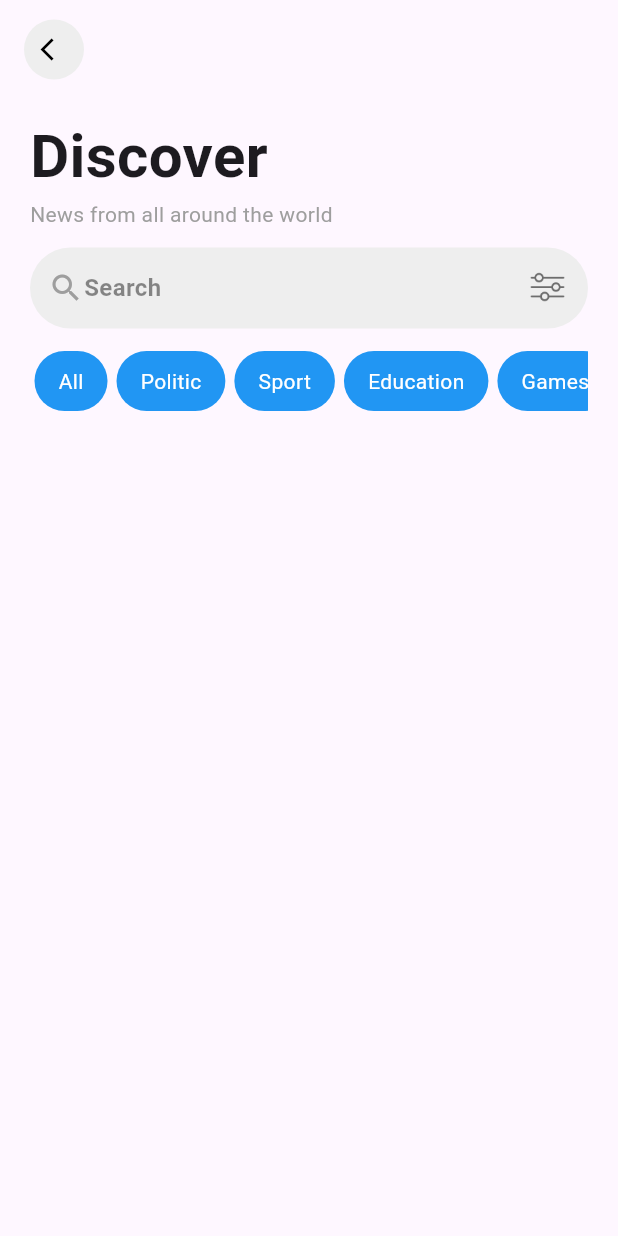
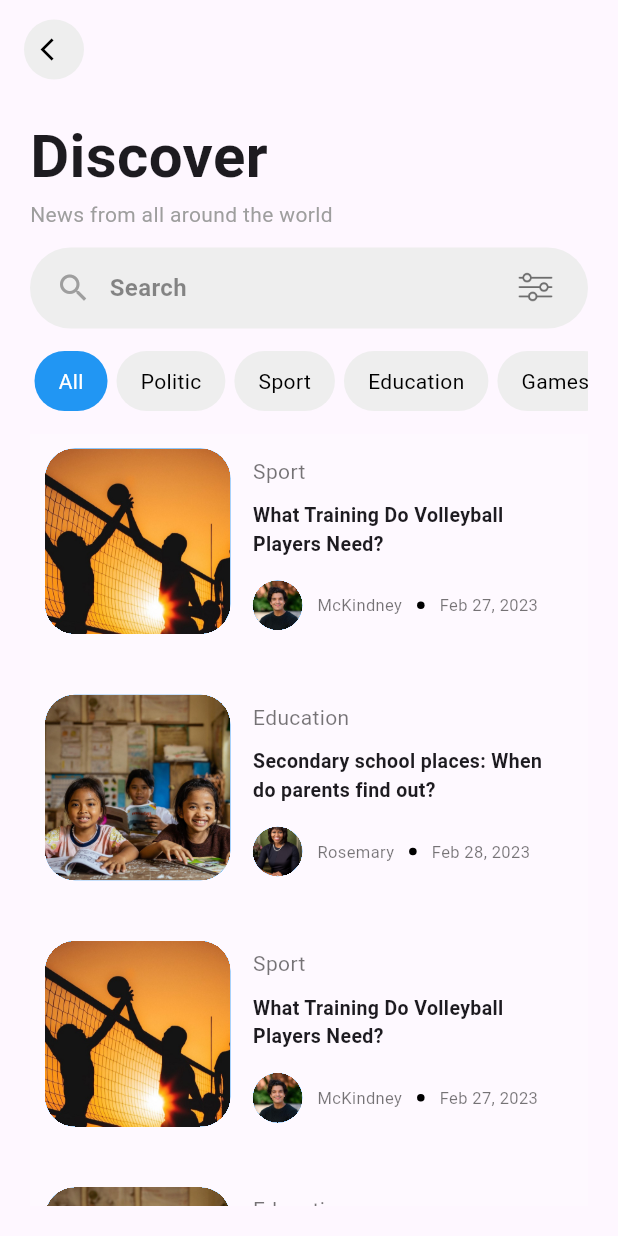
Before and after one commit to raneemkhalil/flutter_project, a Flutter app: the screen it shows after launch, on a phone screen of 412 x 824 dp. Run offline on Flutter 3.47's test engine with Material 2 defaults, Android fonts, the phone set to English and light mode, and no system bars.

Commit message:
create news screen

```diff
--- /dev/null
+++ b/lib/containers/news_container.dart
@@ -0,0 +1,102 @@
+import 'package:flutter/material.dart';
+import 'package:myapp/containers/news_title.dart';
+
+class NewsContainer extends StatelessWidget{
+  final category;
+  final picture;
+  final title;
+  final personalPic;
+  final auther;
+  final date;
+
+  const NewsContainer({super.key, required this.category,
+   required this.picture, required this.title, required this.personalPic,
+   required this.auther, required this.date
+  });
+
+  @override
+  Widget build(BuildContext context){
+    return Container(
+      padding: EdgeInsets.all(10),
+      decoration: BoxDecoration(
+        color: Colors.white24,
+      ),
+      child: Row(
+        crossAxisAlignment: CrossAxisAlignment.start,
+        children: [
+          Container(
+            width: MediaQuery.of(context).size.width * 0.3,
+            height: MediaQuery.of(context).size.width * 0.3,
+            clipBehavior: Clip.hardEdge,
+            decoration: BoxDecoration(
+              borderRadius: BorderRadius.circular(20),
+              color: Colors.blue,
+            ),
+            child: Image(
+              image: AssetImage(picture),
+              fit: BoxFit.cover,
+              width: double.infinity,
+            ),
+          ),
+          Container(
+            padding: EdgeInsets.only(left:15, top:5),
+            width: MediaQuery.of(context).size.width * 0.51,
+            height: MediaQuery.of(context).size.width * 0.35,
+            child: Column(
+              crossAxisAlignment: CrossAxisAlignment.start,
+              children: [
+                Text(
+                  category,
+                  style: TextStyle(
+                    color: Colors.black54,
+                  )
+                ),
+                SizedBox(height: 10),
+                Text(
+                  title,
+                  style: TextStyle(
+                    fontWeight: FontWeight.bold,
+                    fontSize: 13,
+                  )
+                ),
+                SizedBox(height: 15),
+                Row(
+                  children: [
+                    Container(
+                      width: MediaQuery.of(context).size.width * 0.08,
+                      height: MediaQuery.of(context).size.width * 0.08,
+                      clipBehavior: Clip.hardEdge,
+                      decoration: BoxDecoration(
+                        shape: BoxShape.circle,
+                        color: Colors.blue
+                      ),
+                      child: Image(
+                        image: AssetImage(
+                          personalPic
+                        ),
+                        fit: BoxFit.cover
+                      )
+                    ),
+                    SizedBox(width: 10),
+                    Text(auther, style: TextStyle(fontSize: 11, color: Colors.black54)),
+                    SizedBox(width: 10),
+                    Container(
+                      width: 5,
+                      height: 5,
+                      decoration: BoxDecoration(
+                        color: Colors.black,
+                        shape: BoxShape.circle,
+                      )
+                    ),
+                    SizedBox(width: 10),
+                    Text(date, style: TextStyle(fontSize: 11, color: Colors.black54)),
+                  ]
+                )
+              ]
+            )
+          )
+        ]
+      )
+    );
+  }
+}
--- /dev/null
+++ b/lib/containers/text_container.dart
@@ -0,0 +1,36 @@
+import 'package:flutter/material.dart';
+
+class TextContainer extends StatelessWidget{
+  final String title;
+  final String isActive;
+  final void Function() onTap;
+
+  final Map activeColors = const {
+    'true': [Colors.white, Colors.blue],
+    'false': [Colors.black, Color(0xFFEEEEEE)]
+  };
+
+  const TextContainer({super.key, required this.title, required this.isActive, required this.onTap});
+
+  @override
+  Widget build(BuildContext context){
+    return GestureDetector(
+      onTap: onTap,
+      child: Container(
+        padding: const EdgeInsets.symmetric(vertical: 10, horizontal: 16),
+        margin: const EdgeInsets.all(3),
+        decoration: BoxDecoration(
+          color: activeColors[isActive][1],
+          borderRadius: BorderRadius.circular(30)
+        ),
+        child: Text(
+          title,
+          style: TextStyle(
+            color: activeColors[isActive][0],
+            fontSize: 14,
+          ),
+        ),
+      )
+    );
+  }
+}
--- a/lib/my_home_page.dart
+++ b/lib/my_home_page.dart
@@ -1,8 +1,71 @@
 import 'package:flutter/material.dart';
-import 'package:myapp/text_container.dart';
+import 'package:myapp/containers/text_container.dart';
+import 'package:myapp/containers/news_container.dart';
 
 class MyHomePage extends StatelessWidget {
   const MyHomePage({super.key});
+
+  final List<Map> titles = const [
+    const {'title': 'All', 'isActive': 'true'},
+    const {'title': 'Politic', 'isActive': 'false'},
+    const {'title': 'Sport', 'isActive': 'false'},
+    const {'title': 'Education', 'isActive': 'false'},
+    const {'title': 'Games', 'isActive': 'false'},
+    const {'title': 'cooking', 'isActive': 'false'},
+    const {'title': 'Fasions', 'isActive': 'false'},
+    const {'title': 'Projects', 'isActive': 'false'}
+  ];
+
+  final List<Map> details = const [
+    {
+      'category': 'Sport',
+      'picture': 'assets/images/sports/volleyball.jpeg',
+      'title': 'What Training Do Volleyball Players Need?',
+      'auther': 'McKindney',
+      'personal_pic': 'assets/images/people/p-5.jpeg',
+      'deploy_date': 'Feb 27, 2023',
+    },
+    {
+      'category': 'Education',
+      'picture': 'assets/images/educations/kids_edu.jpeg',
+      'title': 'Secondary school places: When do parents find out?',
+      'auther': 'Rosemary',
+      'personal_pic': 'assets/images/people/lady.jpeg',
+      'deploy_date': 'Feb 28, 2023',
+    },
+    {
+      'category': 'Sport',
+      'picture': 'assets/images/sports/volleyball.jpeg',
+      'title': 'What Training Do Volleyball Players Need?',
+      'auther': 'McKindney',
+      'personal_pic': 'assets/images/people/p-5.jpeg',
+      'deploy_date': 'Feb 27, 2023',
+    },
+    {
+      'category': 'Education',
+      'picture': 'assets/images/educations/kids_edu.jpeg',
+      'title': 'Secondary school places: When do parents find out?',
+      'auther': 'Rosemary',
+      'personal_pic': 'assets/images/people/lady.jpeg',
+      'deploy_date': 'Feb 28, 2023',
+    },
+    {
+      'category': 'Sport',
+      'picture': 'assets/images/sports/volleyball.jpeg',
+      'title': 'What Training Do Volleyball Players Need?',
+      'auther': 'McKindney',
+      'personal_pic': 'assets/images/people/p-5.jpeg',
+      'deploy_date': 'Feb 27, 2023',
+    },
+    {
+      'category': 'Education',
+      'picture': 'assets/images/educations/kids_edu.jpeg',
+      'title': 'Secondary school places: When do parents find out?',
+      'auther': 'Rosemary',
+      'personal_pic': 'assets/images/people/lady.jpeg',
+      'deploy_date': 'Feb 28, 2023',
+    }
+  ];
 
   @override
   Widget build(BuildContext context){
@@ -25,14 +88,14 @@ class MyHomePage extends StatelessWidget {
         child: Column(
           crossAxisAlignment: CrossAxisAlignment.start,
           children: [
-            const Text(
+            Text(
               'Discover',
               style: TextStyle(
                 fontWeight: FontWeight.bold,
                 fontSize: 40,
               ),
             ),
-            const Text(
+            Text(
               'News from all around the world',
               style: TextStyle(
                 color: Colors.grey,
@@ -49,7 +112,9 @@ class MyHomePage extends StatelessWidget {
               child: const Row(
                 crossAxisAlignment: CrossAxisAlignment.center,
                 children: [
+                  SizedBox(width: 5,),
                   Icon(Icons.search, color: Colors.grey),
+                  SizedBox(width: 12,),
                   Text(
                     'Search',
                     style: TextStyle(
@@ -63,26 +128,38 @@ class MyHomePage extends StatelessWidget {
                     image: AssetImage('assets/images/7168081.png'),
                     width: 30,
                     color: Colors.black54
-                  )
+                  ),
+                  SizedBox(width: 8,),
                 ],
               ),
             ),
             const SizedBox(height: 12,),
-            const SingleChildScrollView(
+            SingleChildScrollView(
               scrollDirection: Axis.horizontal,
               child: Row(
                 children: [
-                  TextContainer(title: 'All'),
-                  TextContainer(title: 'Politic'),
-                  TextContainer(title: 'Sport'),
-                  TextContainer(title: 'Education'),
-                  TextContainer(title: 'Games'),
-                  TextContainer(title: 'cooking'),
-                  TextContainer(title: 'Fasions'),
-                  TextContainer(title: 'Projects'),
+                  ...List.generate(titles.length, (i) => TextContainer(title: titles[i]['title'], isActive: titles[i]['isActive'], onTap: (){})),
                 ],
               ),
             ),
+            const SizedBox(height: 12,),
+            Expanded(
+              child: SingleChildScrollView(
+                scrollDirection: Axis.vertical,
+                child: Column(
+                  children: [
+                    ...List.generate(details.length, (i) => NewsContainer(
+                      category: details[i]['category'],
+                      picture: details[i]['picture'],
+                      title: details[i]['title'],
+                      auther: details[i]['auther'],
+                      personalPic: details[i]['personal_pic'],
+                      date: details[i]['deploy_date'],
+                    ))
+                  ]
+                )
+              )
+            )
           ]
         )
       )
--- a/lib/text_container.dart
+++ /dev/null
@@ -1,26 +0,0 @@
-import 'package:flutter/material.dart';
-
-class TextContainer extends StatelessWidget{
-  final String title;
-  const TextContainer({super.key, required this.title});
-
-  @override
-  Widget build(BuildContext context){
-    return Container(
-      padding: const EdgeInsets.symmetric(vertical: 10, horizontal: 16),
-      margin: const EdgeInsets.all(3),
-      decoration: BoxDecoration(
-        color: Colors.blue,
-        borderRadius: BorderRadius.circular(30)
-      ),
-      child: Text(
-        title,
-        style: const TextStyle(
-          backgroundColor: Colors.blue,
-          color: Colors.white,
-          fontSize: 14,
-        ),
-      ),
-    );
-  }
-}
--- a/pubspec.yaml
+++ b/pubspec.yaml
@@ -59,6 +59,10 @@ flutter:
   uses-material-design: true
   assets:
     - assets/images/7168081.png
+    - assets/images/sports/volleyball.jpeg
+    - assets/images/people/p-5.jpeg
+    - assets/images/educations/kids_edu.jpeg
+    - assets/images/people/lady.jpeg
 
   # To add assets to your application, add an assets section, like this:
   # assets:
```
Also changed, not shown: assets/images/educations/kids_edu.jpeg (added), assets/images/people/lady.jpeg (added), assets/images/people/p-5.jpeg (added), assets/images/sports/volleyball.jpeg (added), 146 other files.
